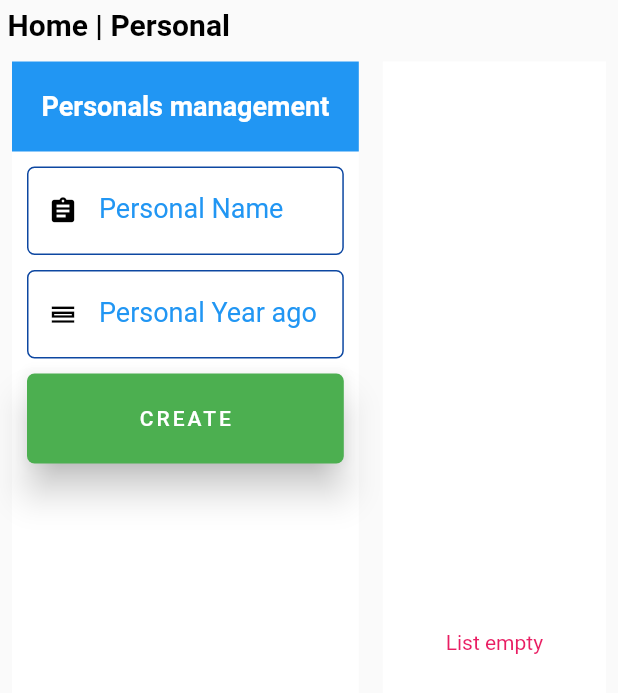
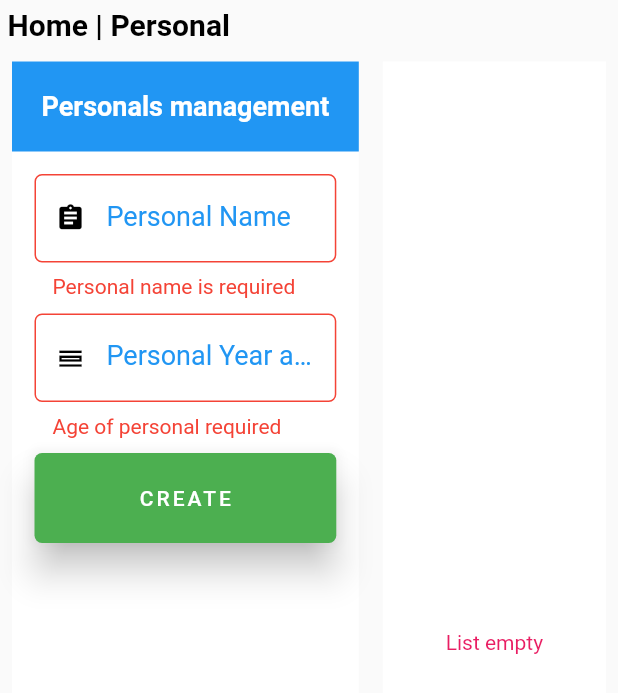
Before and after one commit to Delimond-eng/dashUi, a Flutter app: the Personal widget shown alone on an empty page, opened directly, after a tap on "CREATE", on a phone screen of 412 x 824 dp. Shown: the top 693 px of the screen. Run offline on Flutter 3.47's test engine with Material 2 defaults, Android fonts, the phone set to English and light mode, and no system bars; our stand-ins replace expandable, get, sqflite_common, sqflite_common_ffi, syncfusion_flutter_charts; accounts and stored records are empty.

Commit message:
db sqlite dart ffi

```diff
--- a/lib/models/personal.dart
+++ b/lib/models/personal.dart
@@ -3,14 +3,13 @@ class Personals {
   String name;
   String age;
 
-  Personals({int id, String name, int age});
+  Personals({this.id, this.name, this.age});
 
   Map<String, dynamic> toMap() {
     Map<String, dynamic> data = {};
     if (id != null) {
       data["id"] = id;
     }
-
     data["nom"] = name;
     data["age"] = int.parse(age);
     return data;
@@ -19,6 +18,6 @@ class Personals {
   Personals.fromMap(Map<String, dynamic> data) {
     id = data["id"];
     name = data["nom"];
-    age = data["age"];
+    age = data["age"].toString();
   }
 }
--- a/lib/pages/personal.dart
+++ b/lib/pages/personal.dart
@@ -1,11 +1,13 @@
 // ignore_for_file: deprecated_member_use
 
 import 'dart:convert';
+import 'dart:math';
 
 import 'package:dashui/models/personal.dart';
 import 'package:dashui/services/db_helper.dart';
 import 'package:dashui/widgets/custom_page.dart';
 import 'package:dashui/widgets/input.dart';
+import 'package:flutter/cupertino.dart';
 import 'package:flutter/material.dart';
 
 class Personal extends StatefulWidget {
@@ -21,6 +23,8 @@ class _PersonalState extends State<Personal> {
   final _formKey = GlobalKey<FormState>();
   List<Personals> personals = [];
 
+  final ScrollController _controller = ScrollController();
+
   @override
   void initState() {
     super.initState();
@@ -29,6 +33,10 @@ class _PersonalState extends State<Personal> {
 
   initData() async {
     var persons = await DbHelper.listPersonals();
+    personals.clear();
+    setState(() {
+      personals.addAll(persons);
+    });
   }
 
   @override
@@ -70,7 +78,7 @@ class _PersonalState extends State<Personal> {
                       Expanded(
                         child: SingleChildScrollView(
                           padding:
-                              const EdgeInsets.fromLTRB(10.0, 10.0, 10.0, 0),
+                              const EdgeInsets.fromLTRB(15.0, 15.0, 15.0, 0),
                           child: Form(
                             key: _formKey,
                             child: Column(
@@ -107,10 +115,16 @@ class _PersonalState extends State<Personal> {
                                     elevation: 10.0,
                                     onPressed: () async {
                                       Personals person = Personals(
-                                        name: "Gaston",
-                                        age: 12,
+                                        name: _txtName.text,
+                                        age: _txtAge.text,
                                       );
-                                      print(person.toMap());
+                                      if (_formKey.currentState.validate()) {
+                                        var id = await DbHelper.insertPersonal(
+                                          person,
+                                        );
+                                        print(id);
+                                        await initData();
+                                      }
                                     },
                                     child: const Text(
                                       "CREATE",
@@ -145,8 +159,13 @@ class _PersonalState extends State<Personal> {
                             style: TextStyle(color: Colors.pink),
                           ),
                         )
-                      : SingleChildScrollView(
-                          padding: const EdgeInsets.all(10.0),
+                      : Scrollbar(
+                          controller: _controller,
+                          radius: const Radius.circular(10.0),
+                          isAlwaysShown: true,
+                          child: SingleChildScrollView(
+                            controller: _controller,
+                            padding: const EdgeInsets.all(15.0),
                             child: Column(
                               children: personals
                                   .map(
@@ -155,12 +174,17 @@ class _PersonalState extends State<Personal> {
                                         Flexible(
                                           child: PersonalCard(
                                             data: data,
+                                            onDeleted: () async {
+                                              await DbHelper.delete(data.id);
+                                              await initData();
+                                            },
                                           ),
                                         ),
                                       ],
                                     ),
                                   )
                                   .toList(),
+                            ),
                           ),
                         ),
                 ),
@@ -175,9 +199,11 @@ class _PersonalState extends State<Personal> {
 
 class PersonalCard extends StatelessWidget {
   final Personals data;
+  final Function onDeleted;
   const PersonalCard({
     Key key,
     this.data,
+    this.onDeleted,
   }) : super(key: key);
 
   @override
@@ -196,26 +222,29 @@ class PersonalCard extends StatelessWidget {
           )
         ],
       ),
-      child: Column(
+      child: Stack(
+        children: [
+          Column(
             crossAxisAlignment: CrossAxisAlignment.start,
             mainAxisAlignment: MainAxisAlignment.start,
             children: [
               const Text(
                 "Personal name",
-            style: TextStyle(color: Colors.grey, fontWeight: FontWeight.w500),
+                style:
+                    TextStyle(color: Colors.grey, fontWeight: FontWeight.w500),
               ),
               const SizedBox(
                 height: 5.0,
               ),
               Text(
                 "${data.name} ",
-            style: const TextStyle(
-                color: Colors.grey,
+                style: TextStyle(
+                  color: Colors.grey[900],
                   fontWeight: FontWeight.w900,
-                fontSize: 18.0),
+                ),
               ),
               const SizedBox(
-            height: 15.0,
+                height: 10.0,
               ),
               const Text(
                 "Personal year ago",
@@ -228,13 +257,24 @@ class PersonalCard extends StatelessWidget {
                 height: 5.0,
               ),
               Text(
-            "${data.age}",
-            style: const TextStyle(
-              color: Colors.purple,
+                data.age,
+                style: TextStyle(
+                  color: Colors
+                      .primaries[Random().nextInt(Colors.primaries.length)]
+                      .shade900,
                   fontWeight: FontWeight.w900,
-              fontSize: 18.0,
                 ),
               ),
+            ],
+          ),
+          Positioned(
+            top: 10.0,
+            right: 10.0,
+            child: IconButton(
+              icon: const Icon(CupertinoIcons.trash, color: Colors.pink),
+              onPressed: onDeleted,
+            ),
+          )
         ],
       ),
     );
--- a/lib/services/db_helper.dart
+++ b/lib/services/db_helper.dart
@@ -6,7 +6,7 @@ import 'package:sqflite_common_ffi/sqflite_ffi.dart';
 import 'package:sqflite_common/sqlite_api.dart';
 
 class DbHelper {
-  static const String DB_NAME = 'testdb.dll';
+  static const String DB_NAME = 'managedb.dll';
   static Future<void> initDbLibrary() async {
     if (Platform.isWindows || Platform.isLinux) {
       sqfliteFfiInit();
@@ -55,12 +55,26 @@ class DbHelper {
     List<Personals> personals = [];
     var result = await db.query('Personals');
 
-    if (result != null) {
-      result.forEach((e) {
-        personals.add(Personals.fromMap(e));
-      });
+    if (result.isNotEmpty) {
+      for (var res in result) {
+        var person = Personals.fromMap(res);
+        personals.add(person);
+      }
+      print("with data :${personals.length}");
       return personals;
+    } else {
+      print("empty data :${personals.length}");
+      return [];
     }
-    return personals;
+  }
+
+  static Future<void> delete(int _id) async {
+    try {
+      var db = await init();
+      var id = await db.rawDelete('DELETE FROM Personals WHERE id = ?', [_id]);
+      print(id);
+    } catch (err) {
+      print(err);
+    }
   }
 }
```
Lines whose indentation alone changed are shown as unchanged.
